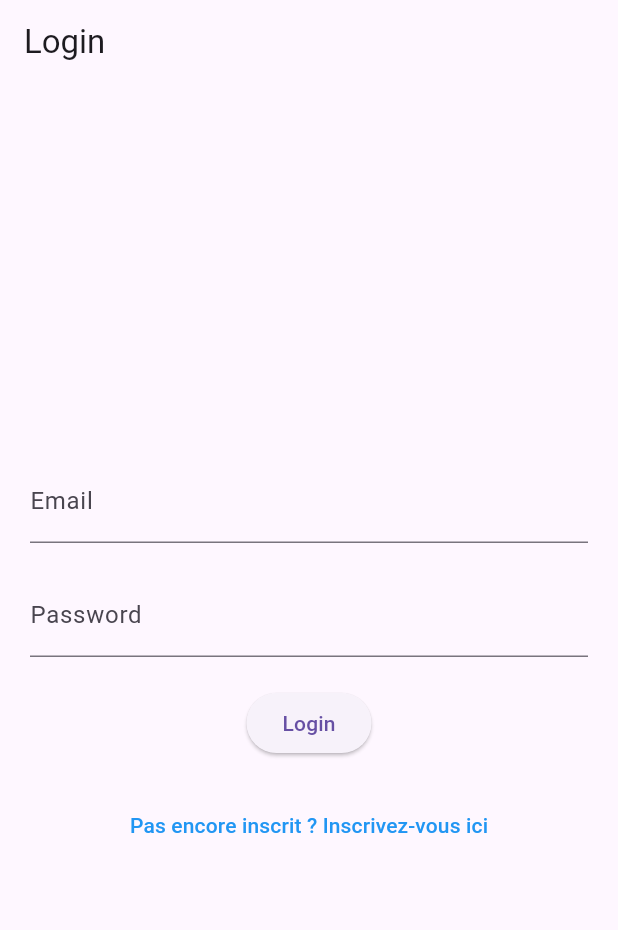
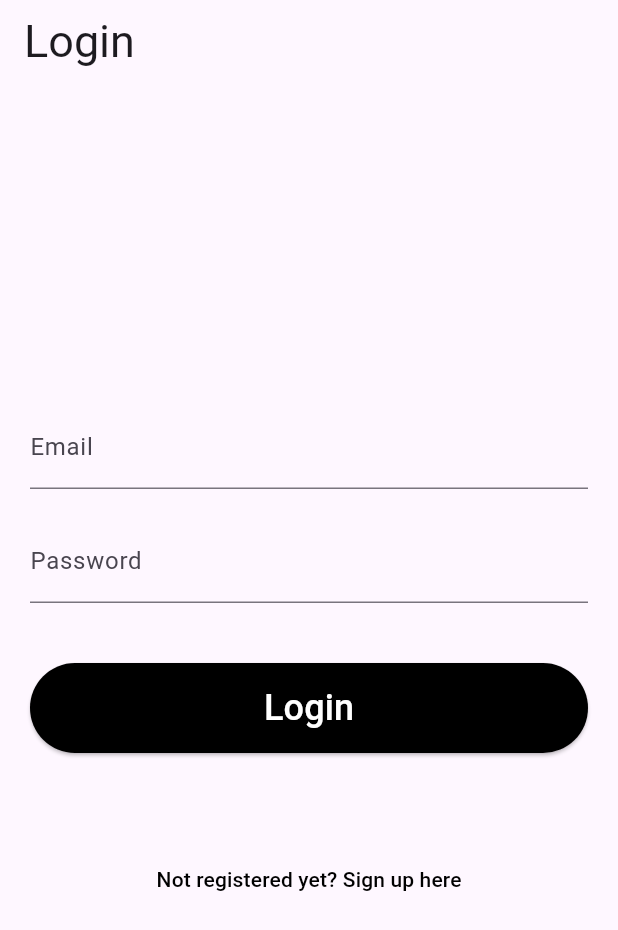
Before and after one commit to Frivox1/coin_control, a Flutter app: the screen it shows after launch, on a phone screen of 412 x 824 dp. Shown: the top 930 px of the screen. Run offline on Flutter 3.47's test engine with Material 3 defaults, Android fonts, the phone set to English and light mode, and no system bars; our stand-ins replace firebase_auth, firebase_core; accounts and stored records are empty.

Commit message:
ajout navbar latérale + changement ui sur home, login et sign up

```diff
--- a/lib/main.dart
+++ b/lib/main.dart
@@ -15,7 +15,7 @@ void main() async {
 }
 
 class CoinControl extends StatelessWidget {
-  CoinControl({super.key});
+  CoinControl({Key? key});
 
   final AuthService _authService = AuthService();
 
@@ -24,23 +24,34 @@ class CoinControl extends StatelessWidget {
     return MaterialApp(
       debugShowCheckedModeBanner: false,
       title: 'Coin Control',
-      theme: ThemeData(
-        primarySwatch: Colors.blue,
-      ),
-      home: StreamBuilder<User?>(
+      initialRoute: '/',
+      routes: {
+        '/': (context) => StreamBuilder<User?>(
               stream: _authService.user,
               builder: (context, snapshot) {
                 if (snapshot.connectionState == ConnectionState.waiting) {
                   return const CircularProgressIndicator();
                 } else {
                   if (snapshot.data != null) {
-              return HomeScreen();
+                    return const HomeScreen();
                   } else {
-              return LoginScreen();
+                    return const LoginScreen();
                   }
                 }
               },
             ),
+        '/login': (context) => LoginScreen(),
+        '/home': (context) => HomeScreen(),
+      },
+      onUnknownRoute: (settings) {
+        return MaterialPageRoute(
+          builder: (context) => Scaffold(
+            body: Center(
+              child: Text('Page not found'),
+            ),
+          ),
+        );
+      },
     );
   }
 }
--- a/lib/screens/login_screen.dart
+++ b/lib/screens/login_screen.dart
@@ -3,6 +3,8 @@ import 'package:flutter/material.dart';
 import '../services/auth_service.dart'; // Importez votre service d'authentification
 
 class LoginScreen extends StatefulWidget {
+  const LoginScreen({super.key});
+
   @override
   _LoginScreenState createState() => _LoginScreenState();
 }
@@ -18,7 +20,7 @@ class _LoginScreenState extends State<LoginScreen> {
   Widget build(BuildContext context) {
     return Scaffold(
       appBar: AppBar(
-        title: Text('Login'),
+        title: const Text('Login', style: TextStyle(fontSize: 30)),
       ),
       body: Center(
         child: Padding(
@@ -28,20 +30,23 @@ class _LoginScreenState extends State<LoginScreen> {
             children: [
               TextField(
                 controller: _emailController,
-                decoration: InputDecoration(
+                decoration: const InputDecoration(
                   labelText: 'Email',
                 ),
               ),
-              SizedBox(height: 20),
+              const SizedBox(height: 20),
               TextField(
                 controller: _passwordController,
                 obscureText: true,
-                decoration: InputDecoration(
+                decoration: const InputDecoration(
                   labelText: 'Password',
                 ),
               ),
-              SizedBox(height: 20),
-              ElevatedButton(
+              const SizedBox(height: 40),
+              Container(
+                width: 500,
+                height: 60,
+                child: ElevatedButton(
                   onPressed: () async {
                     // Logique pour se connecter
                     String email = _emailController.text.trim();
@@ -59,24 +64,33 @@ class _LoginScreenState extends State<LoginScreen> {
                       // Une erreur s'est produite lors de la connexion
                       // Vous pouvez afficher un message d'erreur à l'utilisateur
                       ScaffoldMessenger.of(context).showSnackBar(
-                      SnackBar(content: Text('Erreur lors de la connexion')),
+                        const SnackBar(
+                            content: Text('Erreur lors de la connexion')),
                       );
                     }
                   },
-                child: Text('Login'),
+                  style: ButtonStyle(
+                    backgroundColor: MaterialStateProperty.all<Color>(
+                        Colors.black), // Couleur de fond noire
                   ),
-              SizedBox(height: 20),
+                  child: const Text(
+                    'Login',
+                    style: TextStyle(fontSize: 24, color: Colors.white),
+                  ),
+                ),
+              ),
+              const SizedBox(height: 60),
               // Ajoutez un lien vers l'écran d'inscription
               TextButton(
                 onPressed: () {
-                  Navigator.push(
+                  Navigator.pushReplacement(
                     context,
                     MaterialPageRoute(builder: (context) => SignupScreen()),
                   );
                 },
-                child: Text(
-                  'Pas encore inscrit ? Inscrivez-vous ici',
-                  style: TextStyle(color: Colors.blue),
+                child: const Text(
+                  'Not registered yet? Sign up here',
+                  style: TextStyle(color: Colors.black),
                 ),
               ),
             ],
```
Also changed, not shown: lib/screens/home_screen.dart (+125 -15 lines), 1 other file. Lines whose indentation alone changed are shown as unchanged.
